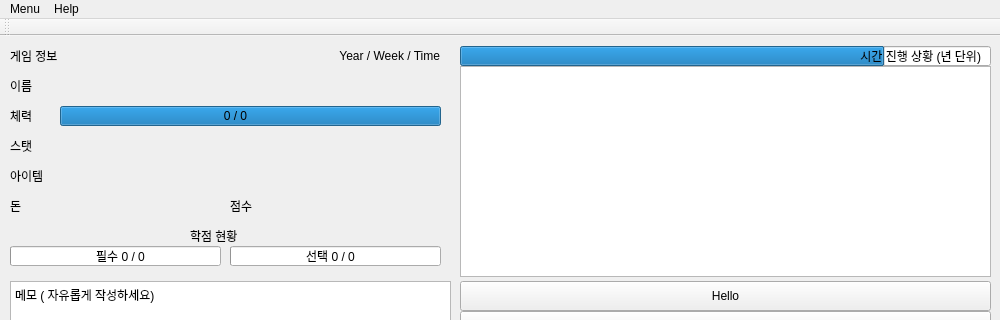
This is sugang_simulator_2017.ui in CRYPTOGRAPHCODER/project_se271 as Qt 5 draws it before an edit; both pictures show x 0 to 1000 and y 0 to 320 of the 1000 by 550 pixel window. The edited form follows.
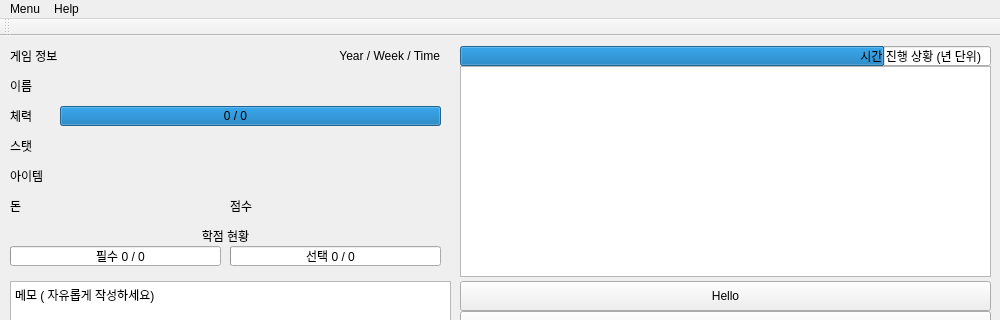
This is the edited form.

```diff
--- a/sugang_simulator_2017.ui
+++ b/sugang_simulator_2017.ui
@@ -25,7 +25,7 @@
      <rect>
       <x>10</x>
       <y>10</y>
-      <width>60</width>
+      <width>81</width>
       <height>20</height>
      </rect>
     </property>
@@ -36,9 +36,9 @@
    <widget class="QLabel" name="text_time">
     <property name="geometry">
      <rect>
-      <x>300</x>
+      <x>289</x>
       <y>10</y>
-      <width>140</width>
+      <width>151</width>
       <height>20</height>
      </rect>
     </property>
@@ -186,15 +186,18 @@
    <widget class="QLabel" name="text_req_credit">
     <property name="geometry">
      <rect>
-      <x>190</x>
+      <x>180</x>
       <y>190</y>
-      <width>61</width>
+      <width>91</width>
       <height>20</height>
      </rect>
     </property>
     <property name="text">
      <string>학점 현황</string>
     </property>
+    <property name="alignment">
+     <set>Qt::AlignCenter</set>
+    </property>
    </widget>
    <widget class="QLabel" name="text_score">
     <property name="geometry">
@@ -460,9 +463,9 @@
    <widget class="QLabel" name="text_time_2">
     <property name="geometry">
      <rect>
-      <x>830</x>
+      <x>780</x>
       <y>10</y>
-      <width>151</width>
+      <width>201</width>
       <height>20</height>
      </rect>
     </property>
```
